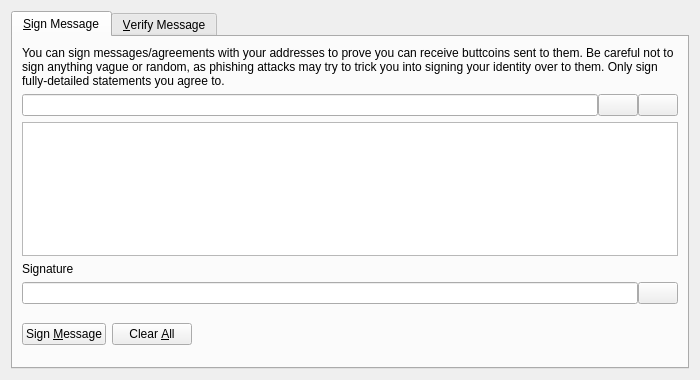
Old version of the form src/qt/forms/signverifymessagedialog.ui in the repository arsepound/arsepound.
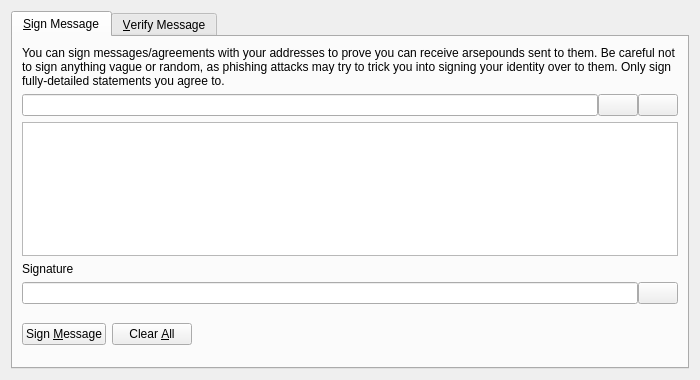
New version of the form. Icons and pictures are not drawn. Custom widgets are drawn as their Qt base class.

Commit message: ARSEPOUND IS BORN!

```diff
--- a/src/qt/forms/signverifymessagedialog.ui
+++ b/src/qt/forms/signverifymessagedialog.ui
@@ -30,7 +30,7 @@
        <item>
         <widget class="QLabel" name="infoLabel_SM">
          <property name="text">
-          <string>You can sign messages/agreements with your addresses to prove you can receive buttcoins sent to them. Be careful not to sign anything vague or random, as phishing attacks may try to trick you into signing your identity over to them. Only sign fully-detailed statements you agree to.</string>
+          <string>You can sign messages/agreements with your addresses to prove you can receive arsepounds sent to them. Be careful not to sign anything vague or random, as phishing attacks may try to trick you into signing your identity over to them. Only sign fully-detailed statements you agree to.</string>
          </property>
          <property name="textFormat">
           <enum>Qt::PlainText</enum>
```
Left out of the diff: 8 changed lines with no effect on the pictures. The commit also changes 306 other files.
